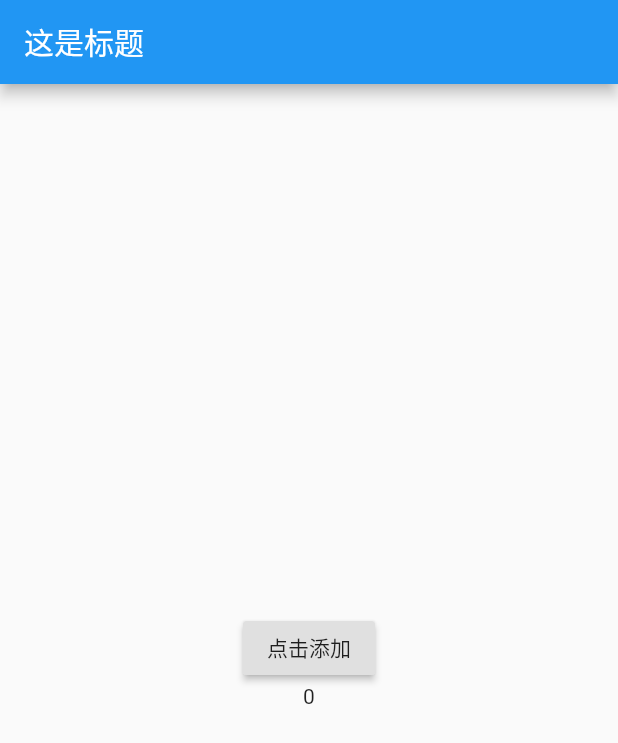
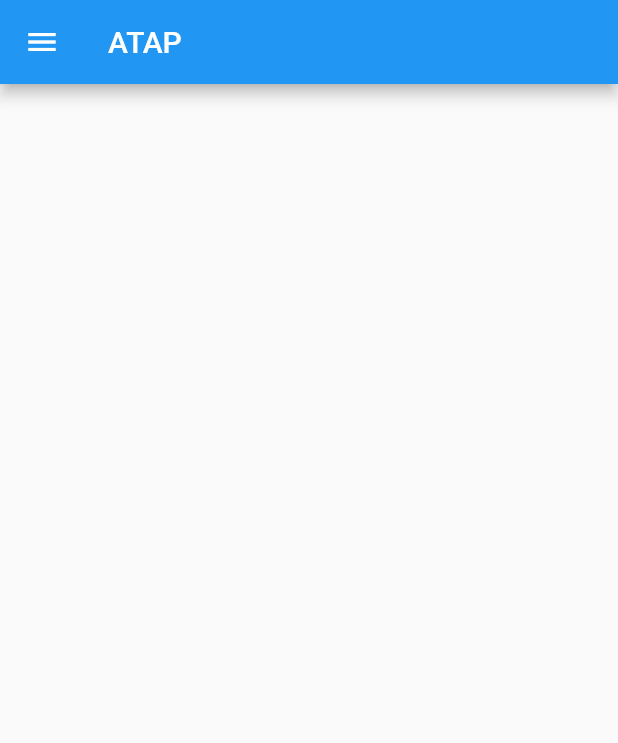
Before and after one commit to wangguangatap/flutter-widget, a Flutter app: the screen it shows after launch, on a phone screen of 412 x 824 dp. Shown: the top 743 px of the screen. Run offline on Flutter 3.47's test engine with Material 2 defaults, Android fonts, the phone set to English and light mode, and no system bars.

```diff
--- a/lib/main.dart
+++ b/lib/main.dart
@@ -1,83 +1,91 @@
+import 'package:flutter/cupertino.dart';
 import 'package:flutter/material.dart';
 
-void main(){
-  runApp(Index());
+void main() {
+  runApp(App());
 }
 
-
-class Index extends StatelessWidget{
+class App extends StatelessWidget {
   @override
-  Widget build(BuildContext context){
-    return MaterialApp(
-      title:"MYAPP",
-      home:Scaffold(
-        appBar: AppBar(
-          title:Text("这是标题")
-        ),
-        body:Body()
-      )
-    );
+  Widget build(BuildContext context) {
+    // TODO: implement build
+    return MaterialApp(title: "MYAPP", home: Home());
   }
 }
 
-
-
-class Body extends StatefulWidget{
-  Body(){
-    print("body的构造函数--");
-  }
-  @override
-  State<StatefulWidget> createState(){
-    print("body的createState--");
-    return BodyState();
-  }
-}
-
-
-
-class BodyState extends State<Body>{
-  int counter = 0;
-  BodyState(){
-    print("bodyState的构造函数----");
-  }
-
-  void initState(){
-    super.initState();
-    print("bodyState的initState被调用----");
-  }
-
-  @override
-  void didChangeDependencies() {
-    // TODO: implement didChangeDependencies
-    super.didChangeDependencies();
-    print("当依赖被修改时调用----");
-  }
-
-  @override
-  void didUpdateWidget(Body oldWidget) {
-    // TODO: implement didUpdateWidget
-    super.didUpdateWidget(oldWidget);
-    print("当父组件被修改后调用----");
-  }
-
+class Home extends StatelessWidget {
   @override
   Widget build(BuildContext context) {
-    print("bodyState的build被调用----");
     // TODO: implement build
-    return Center(
-      child: Column(
-        mainAxisAlignment: MainAxisAlignment.center,
-        children:<Widget> [
-            RaisedButton(
-              child: Text("点击添加"),
-              onPressed: (){
-                setState(() {
-                  counter++;
-                });
-              },
+    return Scaffold(
+      appBar: AppBar(title: Text("ATAP")),
+      drawer: Drawer(
+        child: ListView(
+          padding: EdgeInsets.zero,
+          children: <Widget>[
+            /*
+            DrawerHeader(
+              child: Text("menu".toUpperCase()),
+              decoration: BoxDecoration(
+                color: Colors.grey[100],
+              ),
             ),
-            Text("$counter")
-        ],
+            */
+            UserAccountsDrawerHeader(
+              accountName: Text("wangguangatp"),
+              accountEmail: Text("guang64142487@163.com"),
+              currentAccountPicture: CircleAvatar(
+                backgroundImage: NetworkImage(
+                    "https://i1.hdslb.com/bfs/face/0cd621a535d99cc5eed5bd9243355c21d64a0e39.jpg@68w_68h.webp"),
+              ),
+              decoration: BoxDecoration(
+                  color: Colors.yellow[400],
+                  image: DecorationImage(
+                      image: NetworkImage(
+                          "https://ss3.bdstatic.com/70cFv8Sh_Q1YnxGkpoWK1HF6hhy/it/u=3681705955,4153554780&fm=26&gp=0.jpg"),
+                      fit: BoxFit.cover,
+                      colorFilter: ColorFilter.mode(
+                          Colors.yellow[400].withOpacity(0.6),
+                          BlendMode.hardLight))),
+            ),
+            ListTile(
+              title: Text(
+                'Message',
+                textAlign: TextAlign.right,
+              ),
+
+              ///在右边显示，leading在左边显示
+              trailing: Icon(Icons.message, color: Colors.black12, size: 20.0),
+            ),
+            ListTile(
+              title: Text(
+                'Seettings',
+                textAlign: TextAlign.right,
+              ),
+
+              ///在右边显示，leading在左边显示
+              trailing: Icon(Icons.settings, color: Colors.black12, size: 20.0),
+            ),
+            ListTile(
+              title: Text(
+                'Favorite',
+                textAlign: TextAlign.right,
+              ),
+
+              ///在右边显示，leading在左边显示
+              trailing: Icon(Icons.favorite, color: Colors.black12, size: 20.0),
+            ),
+            ListTile(
+              title: Text(
+                'Search',
+                textAlign: TextAlign.right,
+              ),
+
+              ///在右边显示，leading在左边显示
+              trailing: Icon(Icons.search, color: Colors.black12, size: 20.0),
+            )
+          ],
+        ),
       ),
     );
   }
```
Also changed, not shown: lib/data/data.dart (added, +30 -0 lines), lib/WX20200817-172758.png (added).
